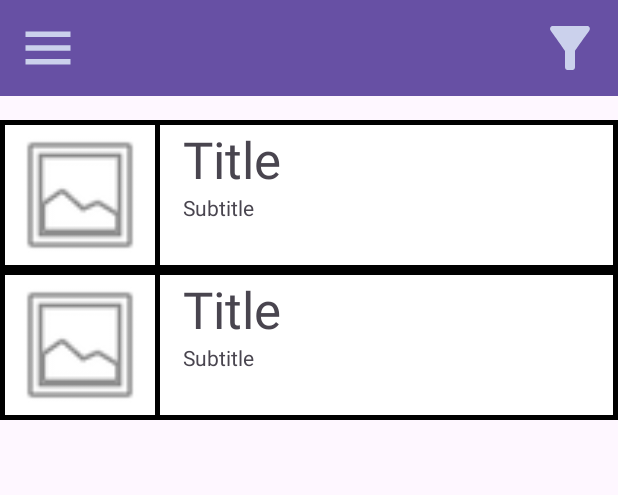
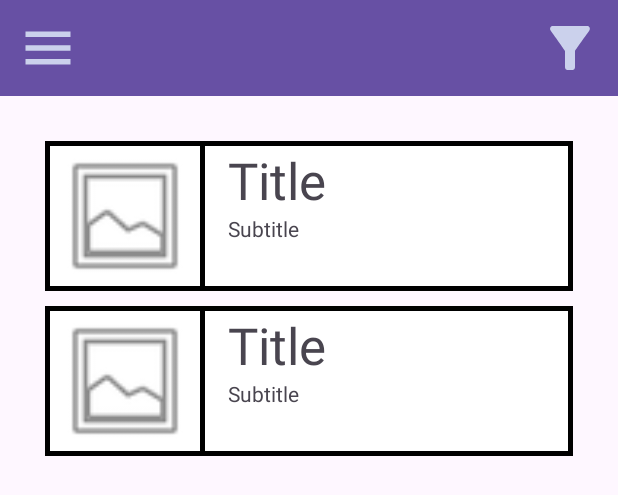
Before and after one commit to SaySaeqo/Projekt-Inzynierski, an Android app: the layout activity_list.xml on its own in the app's theme, with its tools: preview values and no code run, on a phone screen of 412 x 824 dp. Shown: the top 495 px of the screen. Run offline under Robolectric (Android 15) with nearby library versions, the phone set to English and light mode, and no system bars.

Commit message:
visual: divider between list rows

```diff
--- /dev/null
+++ b/src/app/src/main/res/drawable/space.xml
@@ -0,0 +1,6 @@
+<?xml version="1.0" encoding="utf-8"?>
+<shape xmlns:android="http://schemas.android.com/apk/res/android">
+    <size
+        android:height="10dp"
+        android:width="0dp"/>
+</shape>
--- a/src/app/src/main/res/layout/activity_list.xml
+++ b/src/app/src/main/res/layout/activity_list.xml
@@ -78,12 +78,14 @@
             <LinearLayout
                 android:layout_width="match_parent"
                 android:layout_height="match_parent"
-                android:layout_marginTop="16dp"
+                android:layout_margin="30dp"
                 app:layout_constraintBottom_toBottomOf="parent"
                 app:layout_constraintEnd_toEndOf="parent"
                 app:layout_constraintStart_toStartOf="parent"
                 app:layout_constraintTop_toTopOf="parent"
-                android:orientation="vertical">
+                android:orientation="vertical"
+                android:divider="@drawable/space"
+                android:showDividers="middle">
                 <pl.edu.pg.cloudlib.ListRowView
                     android:layout_width="match_parent"
                     android:layout_height="100dp"
```
